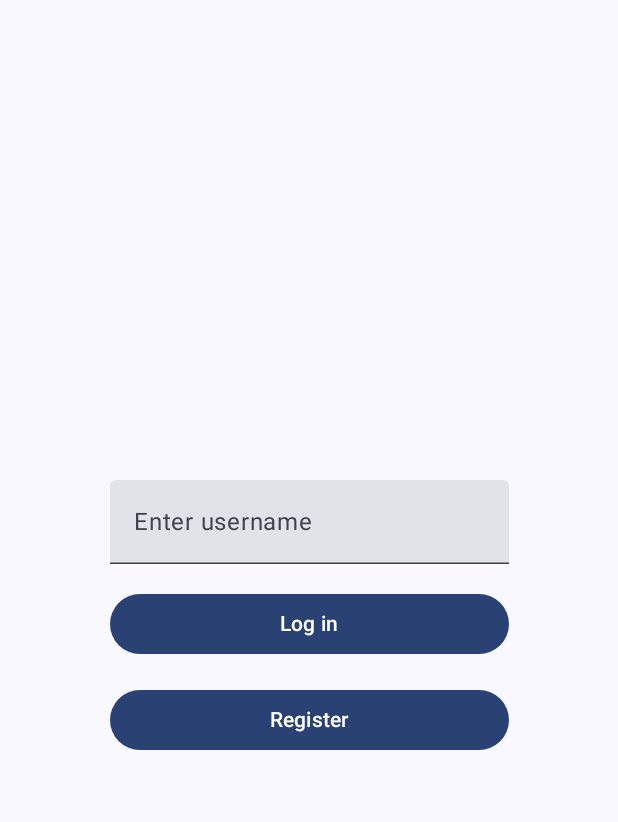
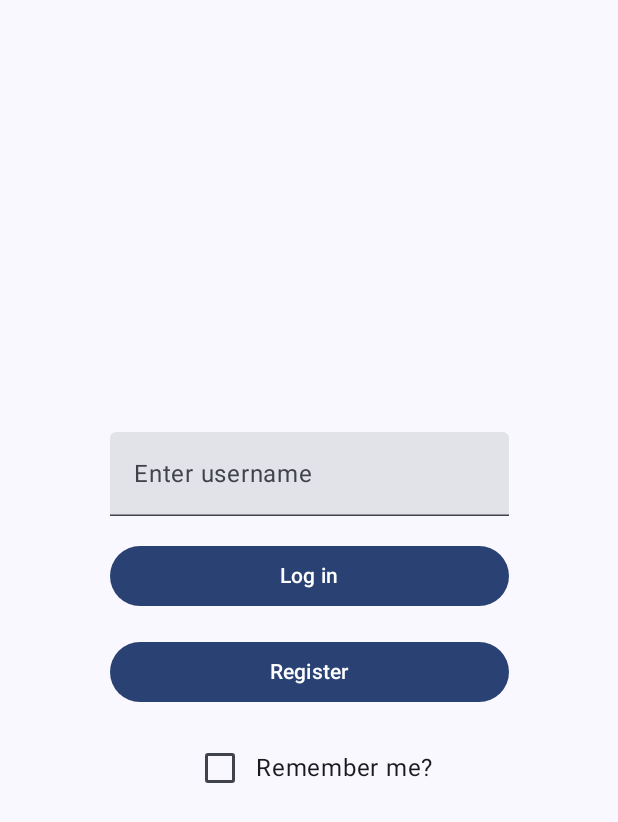
Before and after one commit to patalanostefano/MAZE, an Android app built with Jetpack Compose: the screen it shows after launch (MainActivity), after a tap on "Log in", on a phone screen of 412 x 824 dp. Shown: the top 822 px of the screen. Run offline under Robolectric (Android 15) with nearby library versions, the phone set to English and light mode, and no system bars; our stand-ins replace Firebase (no records; nobody signed in at launch, a user with empty details on screens opened directly); 1 statement that could not run was skipped.

Commit message:
persistent state

```diff
--- a/app/src/main/java/com/example/maze/MainActivity.kt
+++ b/app/src/main/java/com/example/maze/MainActivity.kt
@@ -81,7 +81,11 @@ fun MazeApp(authService: AuthService) {
                             navController.navigate(Screen.LabyrinthSelector.route)
                         },
                         onNavigateToMultiplayer = {
-                            navController.navigate("${Screen.Multiplayer.route}/${"user1"}") //Gets username from saved state
+                            navController.navigate("${Screen.Multiplayer.route}/${UserContext.username}") //Gets username from local state
+                        },
+                        onLogout = {
+                            navController.navigate(Screen.Auth.route)
+                            UserContext.clearSession()
                         }
                     )
                 }
--- a/app/src/main/java/com/example/maze/ui/screens/auth/AuthPage.kt
+++ b/app/src/main/java/com/example/maze/ui/screens/auth/AuthPage.kt
@@ -2,10 +2,12 @@ package com.example.maze.ui.screens.auth
 
 import androidx.compose.foundation.layout.Arrangement
 import androidx.compose.foundation.layout.Column
+import androidx.compose.foundation.layout.Row
 import androidx.compose.foundation.layout.fillMaxSize
 import androidx.compose.foundation.layout.fillMaxWidth
 import androidx.compose.foundation.layout.padding
 import androidx.compose.material3.Button
+import androidx.compose.material3.Checkbox
 import androidx.compose.material3.Text
 import androidx.compose.material3.TextField
 import androidx.compose.material3.SnackbarHostState
@@ -32,6 +34,7 @@ fun AuthPage(
     )
 ) {
     var username by remember { mutableStateOf("") }
+    var rememberMe by remember { mutableStateOf(false) }
     val loginSuccess by viewModel.loginSuccess.collectAsState()
     val errorState by viewModel.errorState.collectAsState()
 
@@ -68,7 +71,7 @@ fun AuthPage(
 
         //When name input is done, user logs in
         Button(
-            onClick = { viewModel.login(username) },
+            onClick = { viewModel.login(username, rememberMe) },
             modifier = Modifier
                 .padding(vertical = 8.dp)
                 .fillMaxWidth(0.7f)
@@ -87,7 +90,7 @@ fun AuthPage(
         ) {
             Text("Register")
         }
-        /*Row(
+        Row(
             verticalAlignment = Alignment.CenterVertically,
             modifier = Modifier.padding(vertical = 8.dp)
         ) {
@@ -95,13 +98,11 @@ fun AuthPage(
                 checked = rememberMe,
                 onCheckedChange = {
                     rememberMe = it
-                    setRememberMe(it)
-
                 }
             )
 
             Text("Remember me?")
-        }*/
+        }
     }
 }
 
--- a/app/src/main/java/com/example/maze/ui/screens/auth/AuthViewModel.kt
+++ b/app/src/main/java/com/example/maze/ui/screens/auth/AuthViewModel.kt
@@ -7,7 +7,6 @@ import com.example.maze.data.model.UserAlreadyExistsException
 import com.example.maze.data.model.UserContext
 import com.example.maze.data.model.UserNotFoundException
 import com.example.maze.data.network.AuthService
-import com.example.maze.navigation.Screen
 import kotlinx.coroutines.flow.MutableStateFlow
 import kotlinx.coroutines.flow.StateFlow
 import kotlinx.coroutines.launch
@@ -19,10 +18,15 @@ class AuthViewModel(private val authService: AuthService) : ViewModel() {
     private val _errorState = MutableStateFlow<String?>(null) //To propagate errors to AuthPage
     val errorState: StateFlow<String?> get() = _errorState
 
-    fun login(username: String) {
+    fun login(username: String, rememberMe: Boolean) {
         viewModelScope.launch {
             try {
                 val user = authService.login(username)
+                if(rememberMe) {
+                    UserContext.savePersistent(user.username, user.avatarColor)
+                } else {
+                    UserContext.saveSession(user.username, user.avatarColor)
+                }
                 _loginSuccess.value = true
             } catch (e: UserNotFoundException) {
                 Log.e("MainActivity", e.message, e)
--- a/app/src/main/java/com/example/maze/ui/screens/avatar/AvatarCreationScreen.kt
+++ b/app/src/main/java/com/example/maze/ui/screens/avatar/AvatarCreationScreen.kt
@@ -42,6 +42,10 @@ fun AvatarCreationScreen(onAvatarCreated: () -> Unit) {
                 onClick = {
                     selectedColor = color
                     UserContext.avatar = color.hashCode()
+                    if (UserContext.isLoggedIn) {
+                        UserContext.updateAvatar(color.hashCode())
+                    }
+
                     onAvatarCreated()
                 }
             )
```
Also changed, not shown: app/src/main/java/com/example/maze/data/model/UserContext.kt (+17 -1 lines), app/src/main/java/com/example/maze/ui/screens/menu/MainMenuScreen.kt (+13 -2 lines).
